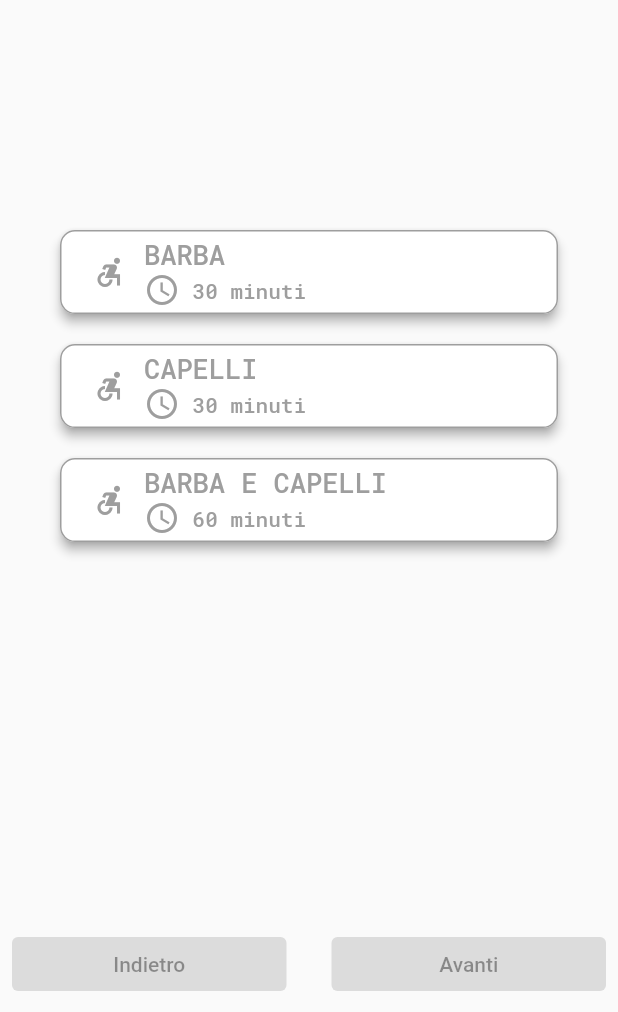
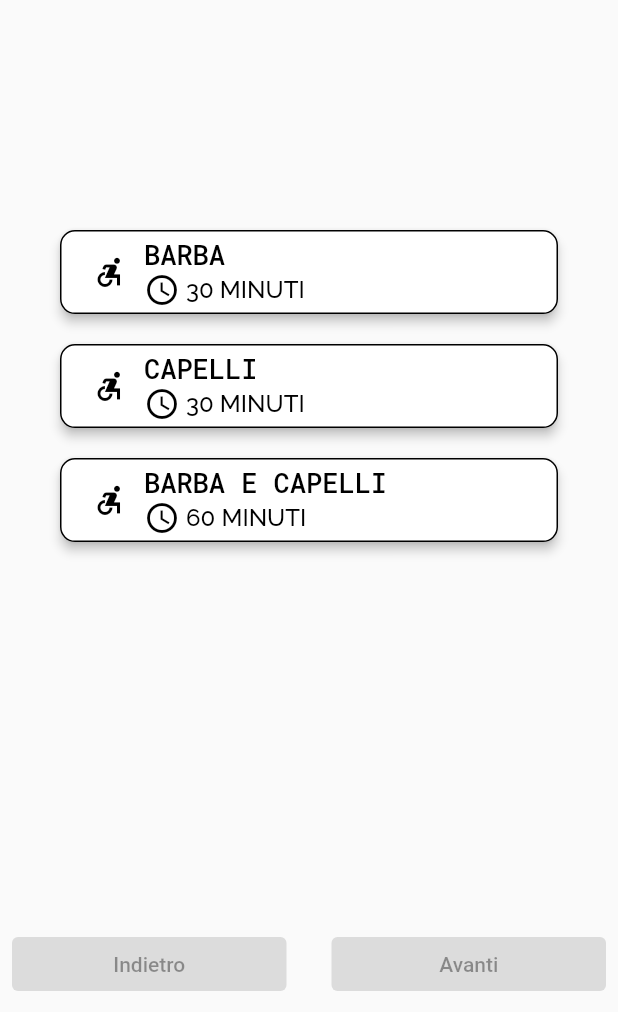
Before and after one commit to Demigod21/barber-lab, a Flutter app: the Booking screen opened by its route, on a phone screen of 412 x 824 dp, the part 224-1236 px from its top. Run offline on Flutter 3.47's test engine with Material 2 defaults, Android fonts, the phone set to English and light mode, and no system bars; our stand-ins replace bottom_navy_bar, cloud_firestore, firebase_auth, firebase_core, flutter_datetime_picker, flutter_local_notifications and 7 more; missing offline and left inert: firebase_auth_ui, ntp; accounts and stored records are empty.

Commit message:
added new colors

```diff
--- a/lib/constants/constants.dart
+++ b/lib/constants/constants.dart
@@ -1,4 +1,4 @@
 import 'package:flutter/material.dart';
 
-const kPrimaryColor = Colors.blueAccent;
+const kPrimaryColor = Colors.black;
 const double kDefaultPadding = 20.0;
--- a/lib/screens/booking_screen.dart
+++ b/lib/screens/booking_screen.dart
@@ -98,6 +98,9 @@ class BookingPage extends State<Booking> {
                         children: [
                           Expanded(
                             child: ElevatedButton(
+                              style: ElevatedButton.styleFrom(
+                                primary: Colors.black
+                              ),
                                 onPressed: !isPrevSelecatble(step)
                                     ? null
                                     : () => actionPrev(step),
@@ -108,6 +111,9 @@ class BookingPage extends State<Booking> {
                           ),
                           Expanded(
                             child: ElevatedButton(
+                                style: ElevatedButton.styleFrom(
+                                    primary: Colors.black
+                                ),
                                 onPressed: !isNextSelecatble(step)
                                     ? null
                                     : () => setState(() => this.step++),
@@ -166,14 +172,14 @@ class BookingPage extends State<Booking> {
           primary: Colors.white,
           onSurface : Colors.white,
           backgroundColor: Colors.white,
-          shadowColor: this.indexRadio == index ? Colors.blueAccent : Colors.grey,
+          shadowColor: this.indexRadio == index ? Colors.blueAccent : Colors.black,
           elevation: 3,
           shape:
               RoundedRectangleBorder(borderRadius: BorderRadius.circular(10.0)),
           side: BorderSide(
               width: 1,
               color:
-                  this.indexRadio == index ? Colors.blueAccent : Colors.grey),
+                  this.indexRadio == index ? Colors.blueAccent : Colors.black),
         ),
         child: Padding(
           padding: const EdgeInsets.all(4),
@@ -185,7 +191,7 @@ class BookingPage extends State<Booking> {
                   Icon(Icons.accessible_forward_sharp,
                       color: this.indexRadio == index
                           ? Colors.blueAccent
-                          : Colors.grey),
+                          : Colors.black),
                 ]),
               ),
 
@@ -199,7 +205,7 @@ class BookingPage extends State<Booking> {
                                 fontSize: 18,
                                 color: this.indexRadio == index
                                     ? Colors.blueAccent
-                                    : Colors.grey)),
+                                    : Colors.black)),
                       )
                     ],
                   ),
@@ -208,15 +214,15 @@ class BookingPage extends State<Booking> {
                       Icon(Icons.access_time,
                           color: this.indexRadio == index
                               ? Colors.blueAccent
-                              : Colors.grey),
+                              : Colors.black),
                       Expanded(
-                        child: Text(" "+minutes + " minuti",
-                            style: GoogleFonts.robotoMono(
-                                fontSize: 14,
+                        child: Text(" "+minutes + " MINUTI",
+                            style: GoogleFonts.raleway(
+                                fontSize: 16,
 
                                 color: this.indexRadio == index
                                     ? Colors.blueAccent
-                                    : Colors.grey)),
+                                    : Colors.black)),
                       )
                     ],
                   )
@@ -231,7 +237,7 @@ class BookingPage extends State<Booking> {
     return Column(
       children: [
         Container(
-            color: Colors.blueAccent,
+            color: Colors.black,
             child: Row(
               crossAxisAlignment: CrossAxisAlignment.center,
               children: [
@@ -245,7 +251,7 @@ class BookingPage extends State<Booking> {
                                   '${DateFormat.MMMM('it').format(selectedDate)}'
                                       .toUpperCase(),
                                   style: GoogleFonts.robotoMono(
-                                    color: Colors.white54,
+                                    color: Colors.white,
                                   ),
                                 ),
                                 Text(
@@ -256,9 +262,10 @@ class BookingPage extends State<Booking> {
                                       fontSize: 22),
                                 ),
                                 Text(
-                                  '${DateFormat.EEEE('it').format(selectedDate)}',
+                                  '${DateFormat.EEEE('it').format(selectedDate)}'.toUpperCase(),
                                   style: GoogleFonts.robotoMono(
-                                    color: Colors.white54,
+                                    color: Colors.white,
+                                      fontSize: 18
                                   ),
                                 ),
                               ],
@@ -361,11 +368,11 @@ class BookingPage extends State<Booking> {
                                                 this.selectedTimeCombo ==
                                                     TIME_SLOT.elementAt(index)
                                             ? Colors.blueAccent
-                                            : Colors.grey,
+                                            : Colors.black,
                                     width: 1),
                               ),
                               color: !isAvailable(listTimeSlot, index)
-                                  ? Colors.grey
+                                  ? Colors.white
                                   : this.selectedTime ==
                                               TIME_SLOT.elementAt(index) ||
                                           this.selectedTimeCombo ==
@@ -381,9 +388,10 @@ class BookingPage extends State<Booking> {
                                               MainAxisAlignment.center,
                                           children: [
                                     Text('${TIME_SLOT.elementAt(index)}',
-                                        style: GoogleFonts.robotoMono(
+                                        style: GoogleFonts.raleway(
+                                            fontSize: 18,
                                             color: !isAvailable(listTimeSlot, index)
-                                                ? Colors.white
+                                                ? Colors.grey
                                                 : this.selectedTime ==
                                                             TIME_SLOT.elementAt(
                                                                 index) ||
@@ -391,14 +399,15 @@ class BookingPage extends State<Booking> {
                                                             TIME_SLOT.elementAt(
                                                                 index)
                                                     ? Colors.blueAccent
-                                                    : Colors.grey)),
+                                                    : Colors.black)),
                                     Text(
                                         !isAvailable(listTimeSlot, index)
                                             ? 'Occupato'
-                                            : 'Libero',
-                                        style: GoogleFonts.robotoMono(
+                                            : 'Disponibile',
+                                        style: GoogleFonts.raleway(
+                                            fontSize: 18,
                                             color: !isAvailable(listTimeSlot, index)
-                                                ? Colors.white
+                                                ? Colors.grey
                                                 : this.selectedTime ==
                                                             TIME_SLOT.elementAt(
                                                                 index) ||
@@ -406,7 +415,7 @@ class BookingPage extends State<Booking> {
                                                             TIME_SLOT.elementAt(
                                                                 index)
                                                     ? Colors.blueAccent
-                                                    : Colors.grey))
+                                                    : Colors.black))
                                   ])))),
                         ));
               }
@@ -662,7 +671,7 @@ class BookingPage extends State<Booking> {
                               child: Text('Conferma'),
                               style: ButtonStyle(
                                   backgroundColor: MaterialStateProperty.all(
-                                      Colors.black26)))
+                                      Colors.black)))
                         ])))))
       ],
     );
--- a/lib/screens/home_screen.dart
+++ b/lib/screens/home_screen.dart
@@ -42,7 +42,7 @@ class HomePage extends State<Home> {
         ),
         BottomNavyBarItem(
           icon: Icon(Icons.people),
-          title: Text('Utente'),
+          title: Text('Profilo'),
         ),
         BottomNavyBarItem(
           icon: Icon(Icons.book),
```
